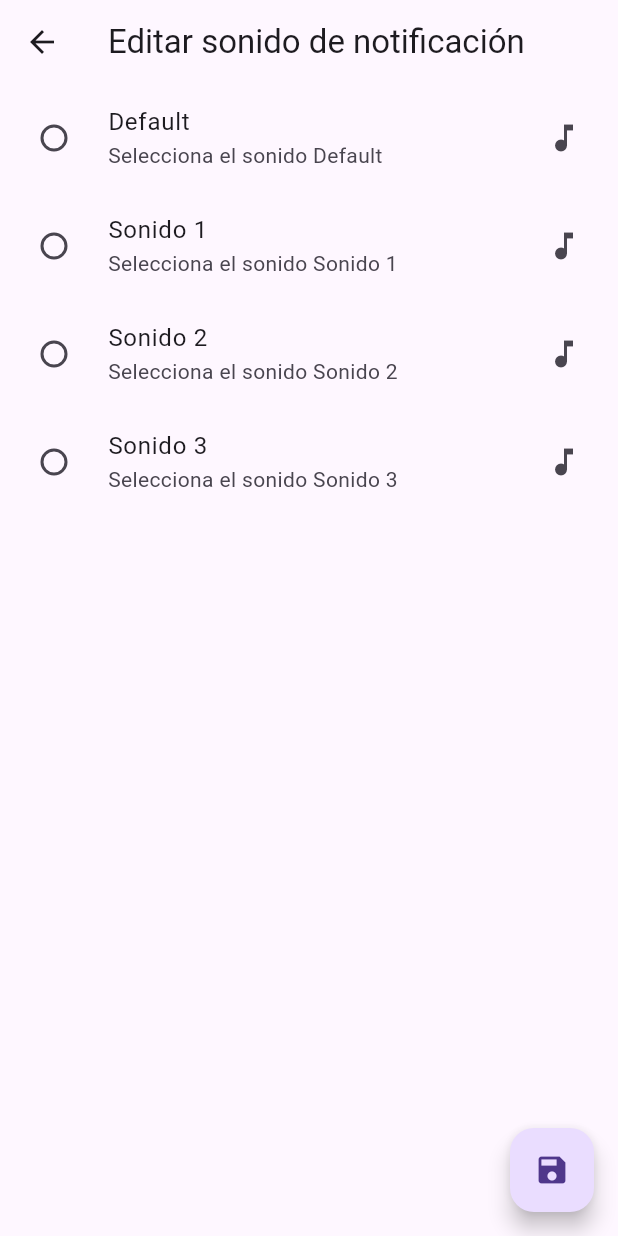
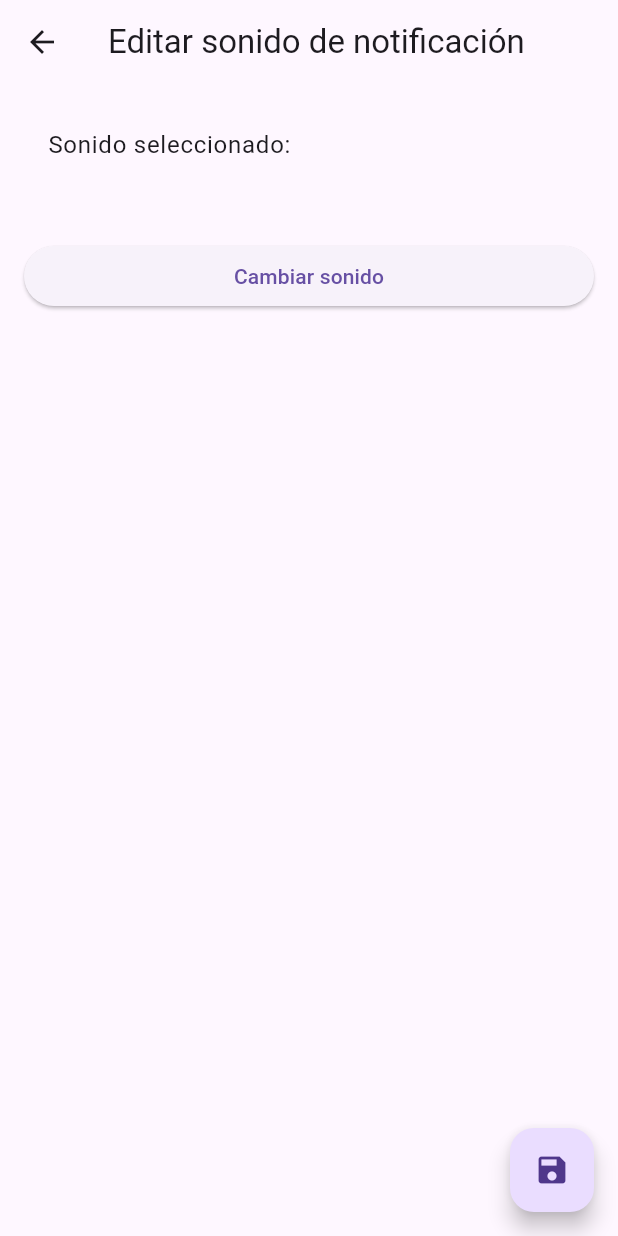
Before and after one commit to rayo-alcantar/mindKeeper, a Flutter app: the EditNotificationSoundScreen screen opened directly with empty values, on a phone screen of 412 x 824 dp. Run offline on Flutter 3.47's test engine with Material 3 defaults, Android fonts, the phone set to English and light mode, and no system bars; our stand-ins replace file_picker, flutter_local_notifications, permission_handler, shared_preferences, timezone; accounts and stored records are empty.

Commit message:
se piden correctamente los permisos para música

```diff
--- a/lib/screens/edit_notification_sound_screen.dart
+++ b/lib/screens/edit_notification_sound_screen.dart
@@ -1,4 +1,6 @@
 import 'package:flutter/material.dart';
+import 'package:permission_handler/permission_handler.dart';
+import 'package:file_picker/file_picker.dart';
 
 class EditNotificationSoundScreen extends StatefulWidget {
   final String currentSound;
@@ -12,22 +14,41 @@ class EditNotificationSoundScreen extends StatefulWidget {
 class _EditNotificationSoundScreenState extends State<EditNotificationSoundScreen> {
   late String _selectedSound;
 
-  // Lista predefinida de sonidos disponibles.
-  final List<Map<String, String>> availableSounds = [
-    {'name': 'Default', 'value': 'default'},
-    {'name': 'Sonido 1', 'value': 'sound1'},
-    {'name': 'Sonido 2', 'value': 'sound2'},
-    {'name': 'Sonido 3', 'value': 'sound3'},
-  ];
-
   @override
   void initState() {
     super.initState();
     _selectedSound = widget.currentSound;
+    _checkPermissionAndOpenPicker();
   }
 
+  /// Verifica el permiso para acceder a archivos de audio y, de estar concedido,
+  /// abre el selector de archivos filtrando audio.
+  Future<void> _checkPermissionAndOpenPicker() async {
+    // Solicita el permiso para acceder a archivos de audio (Android 13+)
+    var status = await Permission.audio.status;
+    if (!status.isGranted) {
+      status = await Permission.audio.request();
+      if (!status.isGranted) {
+        ScaffoldMessenger.of(context).showSnackBar(
+          SnackBar(content: Text('Permiso de acceso a archivos de audio denegado')),
+        );
+        return;
+      }
+    }
+    // Abre el selector de archivos para audio.
+    FilePickerResult? result = await FilePicker.platform.pickFiles(
+      type: FileType.custom,
+      allowedExtensions: ['mp3', 'wav', 'ogg', 'm4a'],
+    );
+    if (result != null && result.files.single.path != null) {
+      setState(() {
+        _selectedSound = result.files.single.path!;
+      });
+    }
+  }
+
+  /// Retorna el ringtone seleccionado a la pantalla anterior.
   void _saveSelection() {
-    // Retorna el valor seleccionado a la pantalla anterior.
     Navigator.pop(context, _selectedSound);
   }
 
@@ -37,24 +58,25 @@ class _EditNotificationSoundScreenState extends State<EditNotificationSoundScree
       appBar: AppBar(
         title: Text('Editar sonido de notificación'),
       ),
-      body: ListView.builder(
-        itemCount: availableSounds.length,
-        itemBuilder: (context, index) {
-          final sound = availableSounds[index];
-          return RadioListTile<String>(
-            title: Text(sound['name']!, style: TextStyle(fontSize: 16)),
-            secondary: Icon(Icons.music_note),
-            value: sound['value']!,
-            groupValue: _selectedSound,
-            onChanged: (value) {
-              setState(() {
-                _selectedSound = value!;
-              });
-            },
-            // Etiqueta semántica para accesibilidad.
-            subtitle: Text('Selecciona el sonido ${sound['name']}'),
-          );
-        },
+      body: Padding(
+        padding: EdgeInsets.all(16),
+        child: Column(
+          crossAxisAlignment: CrossAxisAlignment.stretch,
+          children: [
+            ListTile(
+              title: Text('Sonido seleccionado:'),
+              subtitle: Text(
+                _selectedSound,
+                style: TextStyle(fontSize: 14),
+              ),
+            ),
+            SizedBox(height: 16),
+            ElevatedButton(
+              onPressed: _checkPermissionAndOpenPicker,
+              child: Text('Cambiar sonido'),
+            ),
+          ],
+        ),
       ),
       floatingActionButton: FloatingActionButton(
         onPressed: _saveSelection,
--- a/pubspec.yaml
+++ b/pubspec.yaml
@@ -11,9 +11,10 @@ dependencies:
     sdk: flutter
   flutter_local_notifications: ^18.0.1
   timezone: ^0.9.2
-  permission_handler: ^11.3.0
+  permission_handler: ^11.4.0
   url_launcher: ^6.1.7
   shared_preferences: ^2.0.15
+  file_picker: ^9.1.0
   cupertino_icons: ^1.0.8
 
 dependency_overrides:
```
Also changed, not shown: 1 other file.
